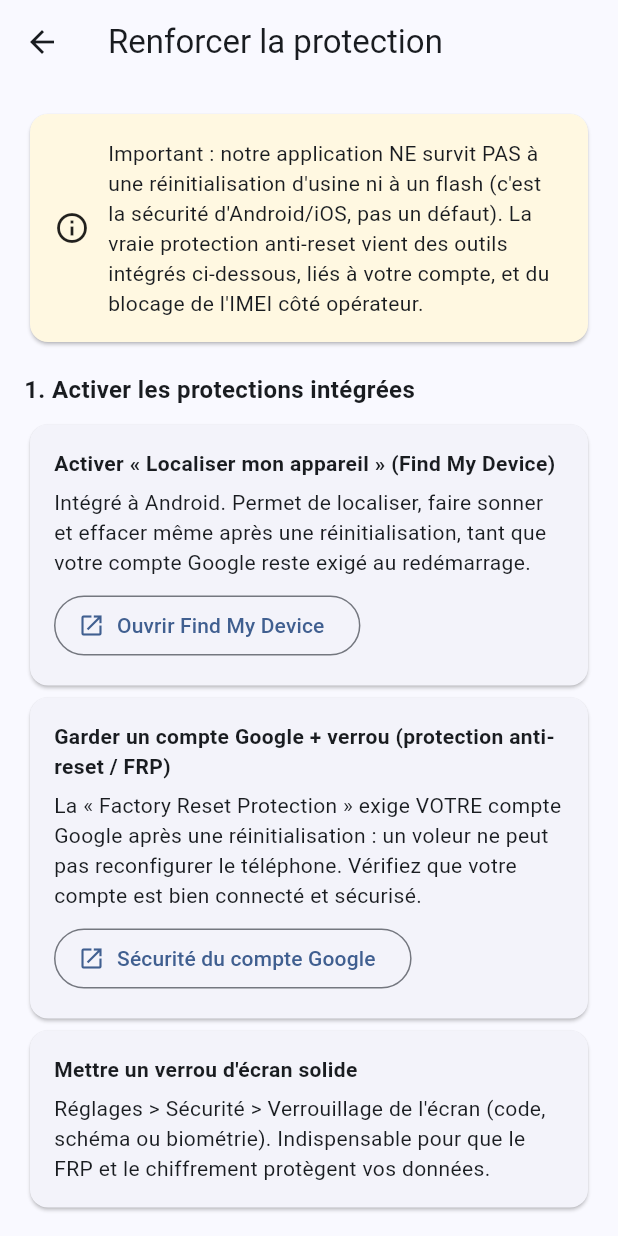
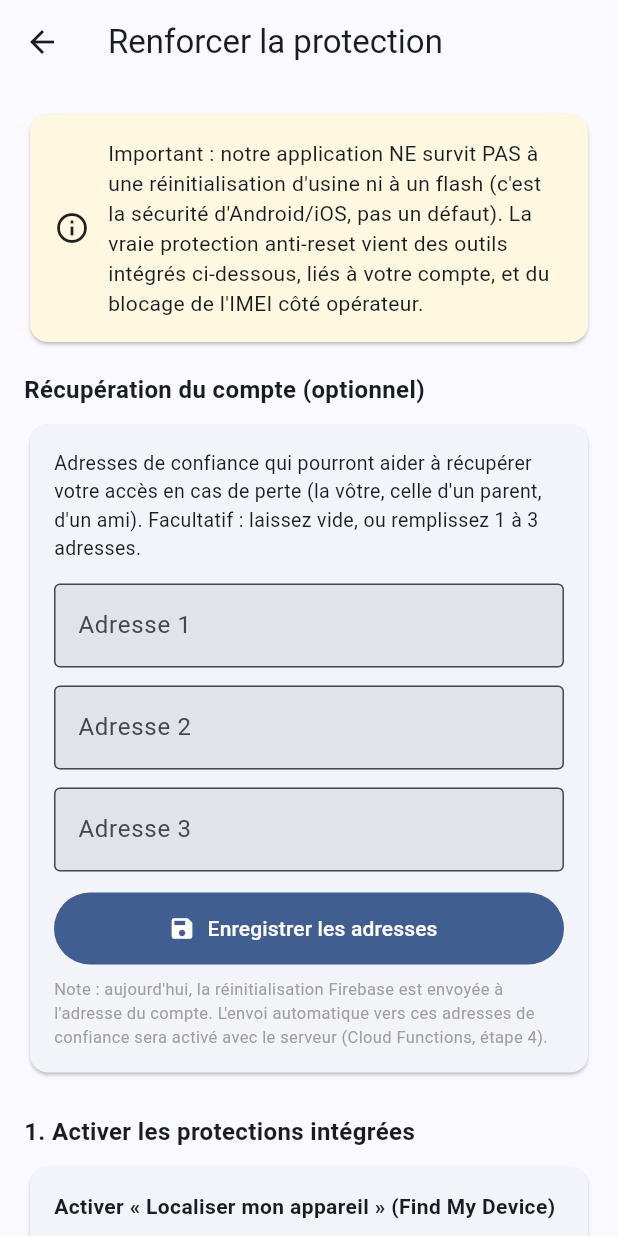
Before and after one commit to digitalbrainnk-boop/Nk, a Flutter app: the screen it shows once a user with an empty profile is signed in, after a tap on "Renforcer la protection (anti-reset, vol", on a phone screen of 412 x 824 dp. Run offline on Flutter 3.47's test engine with Material 3 defaults, Android fonts, the phone set to English and light mode, and no system bars; our stand-ins replace cloud_firestore, device_info_plus, firebase_auth, firebase_core, google_sign_in, package_info_plus and 1 more; accounts and stored records are empty.

Commit message:
Récupération du compte : jusqu'à 3 adresses e-mail de confiance
Permet d'enregistrer de 0 à 3 adresses de confiance (la sienne, un parent, un
ami) pour aider à récupérer l'accès en cas de perte. Visible et modifiable dans
l'app (section « Récupération du compte » de l'écran Renforcer la protection).

- ServiceFirestore : lireEmailsRecuperation / majEmailsRecuperation
  (nettoyage, minuscules, dédoublonnage, max 3), stockées sous
  users/{uid}/profile.recoveryEmails (couvert par les règles existantes).
- UI : 3 champs optionnels + validation du format e-mail + enregistrement.
- Note honnête affichée : l'envoi automatique vers ces adresses nécessite le
  serveur (Cloud Functions, étape 4) ; la réinitialisation Firebase part
  aujourd'hui sur l'adresse du compte.

Validé : flutter analyze (No issues found), flutter test (4/4),
flutter build web --release (OK).

Co-Authored-By: Claude Opus 4.8 <noreply@anthropic.com>
Claude-Session: https://claude.ai/code/session_019qeJBv3zzA2hjE8MwSZyJG

```diff
--- a/db_localisation/lib/ecrans/protection/ecran_protection.dart
+++ b/db_localisation/lib/ecrans/protection/ecran_protection.dart
@@ -39,10 +39,19 @@ class _EcranProtectionState extends State<EcranProtection> {
   // Section C — état coché des étapes (clé -> bool), mémorisé localement.
   final Map<String, bool> _etapesCochees = {};
 
+  // Section « Récupération du compte » — jusqu'à 3 adresses de confiance.
+  final _emails = [
+    TextEditingController(),
+    TextEditingController(),
+    TextEditingController(),
+  ];
+  bool _enregistrementEmails = false;
+
   @override
   void initState() {
     super.initState();
     _chargerEtapes();
+    _chargerEmails();
   }
 
   @override
@@ -51,7 +60,44 @@ class _EcranProtectionState extends State<EcranProtection> {
     _serie.dispose();
     _contact.dispose();
     _note.dispose();
+    for (final c in _emails) {
+      c.dispose();
+    }
     super.dispose();
+  }
+
+  // --- Récupération du compte : chargement / enregistrement ---
+  Future<void> _chargerEmails() async {
+    final liste = await _firestore.lireEmailsRecuperation(widget.uid);
+    if (!mounted) return;
+    setState(() {
+      for (var i = 0; i < _emails.length; i++) {
+        _emails[i].text = i < liste.length ? liste[i] : '';
+      }
+    });
+  }
+
+  bool _emailValide(String e) =>
+      RegExp(r'^[^@\s]+@[^@\s]+\.[^@\s]+$').hasMatch(e);
+
+  Future<void> _enregistrerEmails() async {
+    // On ne garde que les champs remplis ; chacun doit être un e-mail valide.
+    final saisies = _emails.map((c) => c.text.trim()).toList();
+    final nonVides = saisies.where((e) => e.isNotEmpty).toList();
+    final invalides = nonVides.where((e) => !_emailValide(e)).toList();
+    if (invalides.isNotEmpty) {
+      ScaffoldMessenger.of(context).showSnackBar(
+        SnackBar(content: Text('Adresse invalide : ${invalides.first}')),
+      );
+      return;
+    }
+    setState(() => _enregistrementEmails = true);
+    await _firestore.majEmailsRecuperation(widget.uid, nonVides);
+    if (!mounted) return;
+    setState(() => _enregistrementEmails = false);
+    ScaffoldMessenger.of(context).showSnackBar(
+      const SnackBar(content: Text('Adresses de récupération enregistrées.')),
+    );
   }
 
   // --- Section C : persistance locale de la check-list ---
@@ -139,6 +185,10 @@ class _EcranProtectionState extends State<EcranProtection> {
           ),
           const SizedBox(height: 16),
 
+          _titreSection('Récupération du compte (optionnel)'),
+          _sectionEmailsRecuperation(),
+
+          const SizedBox(height: 24),
           _titreSection('1. Activer les protections intégrées'),
           ..._sectionProtectionsNatives(),
 
@@ -160,6 +210,57 @@ class _EcranProtectionState extends State<EcranProtection> {
             style:
                 const TextStyle(fontSize: 16, fontWeight: FontWeight.bold)),
       );
+
+  // --- Section « Récupération du compte » ---
+  Widget _sectionEmailsRecuperation() {
+    return Card(
+      child: Padding(
+        padding: const EdgeInsets.all(16),
+        child: Column(
+          crossAxisAlignment: CrossAxisAlignment.stretch,
+          children: [
+            const Text(
+              'Adresses de confiance qui pourront aider à récupérer votre accès '
+              'en cas de perte (la vôtre, celle d\'un parent, d\'un ami). '
+              'Facultatif : laissez vide, ou remplissez 1 à 3 adresses.',
+              style: TextStyle(fontSize: 13),
+            ),
+            const SizedBox(height: 8),
+            for (var i = 0; i < _emails.length; i++)
+              Padding(
+                padding: const EdgeInsets.symmetric(vertical: 6),
+                child: TextField(
+                  controller: _emails[i],
+                  keyboardType: TextInputType.emailAddress,
+                  decoration: InputDecoration(
+                    labelText: 'Adresse ${i + 1}',
+                    hintText: i == 0 ? 'votre e-mail' : 'e-mail de confiance',
+                  ),
+                ),
+              ),
+            const SizedBox(height: 8),
+            FilledButton.icon(
+              onPressed: _enregistrementEmails ? null : _enregistrerEmails,
+              icon: _enregistrementEmails
+                  ? const SizedBox(
+                      height: 18,
+                      width: 18,
+                      child: CircularProgressIndicator(strokeWidth: 2))
+                  : const Icon(Icons.save),
+              label: const Text('Enregistrer les adresses'),
+            ),
+            const SizedBox(height: 8),
+            const Text(
+              'Note : aujourd\'hui, la réinitialisation Firebase est envoyée à '
+              'l\'adresse du compte. L\'envoi automatique vers ces adresses de '
+              'confiance sera activé avec le serveur (Cloud Functions, étape 4).',
+              style: TextStyle(fontSize: 11, color: Colors.grey),
+            ),
+          ],
+        ),
+      ),
+    );
+  }
 
   // --- Section A ---
   List<Widget> _sectionProtectionsNatives() {
--- a/db_localisation/lib/services/service_firestore.dart
+++ b/db_localisation/lib/services/service_firestore.dart
@@ -41,6 +41,31 @@ class ServiceFirestore {
     final doc = await _refUser(uid).get();
     if (!doc.exists) return null;
     return ProfilUtilisateur.depuisFirestore(uid, doc.data()!);
+  }
+
+  /// Lit les adresses e-mail de récupération du compte (0 à 3).
+  /// Ce sont des adresses de CONFIANCE choisies par l'utilisateur (la sienne,
+  /// celle d'un parent, d'un ami) pour l'aider à récupérer son accès en cas de
+  /// perte. Rien n'est caché : elles sont visibles et modifiables dans l'app.
+  Future<List<String>> lireEmailsRecuperation(String uid) async {
+    final doc = await _refUser(uid).get();
+    final profile = doc.data()?['profile'] as Map<String, dynamic>?;
+    final liste = profile?['recoveryEmails'] as List<dynamic>?;
+    return liste?.map((e) => e.toString()).toList() ?? <String>[];
+  }
+
+  /// Enregistre les adresses de récupération (maximum 3). Les valeurs sont
+  /// nettoyées, mises en minuscules et dédoublonnées ; les vides sont retirées.
+  Future<void> majEmailsRecuperation(String uid, List<String> emails) async {
+    final nettoyes = emails
+        .map((e) => e.trim().toLowerCase())
+        .where((e) => e.isNotEmpty)
+        .toSet()
+        .take(3)
+        .toList();
+    await _refUser(uid).set({
+      'profile': {'recoveryEmails': nettoyes},
+    }, SetOptions(merge: true));
   }
 
   /// S'assure qu'un profil existe, sans écraser un profil déjà présent.
```
